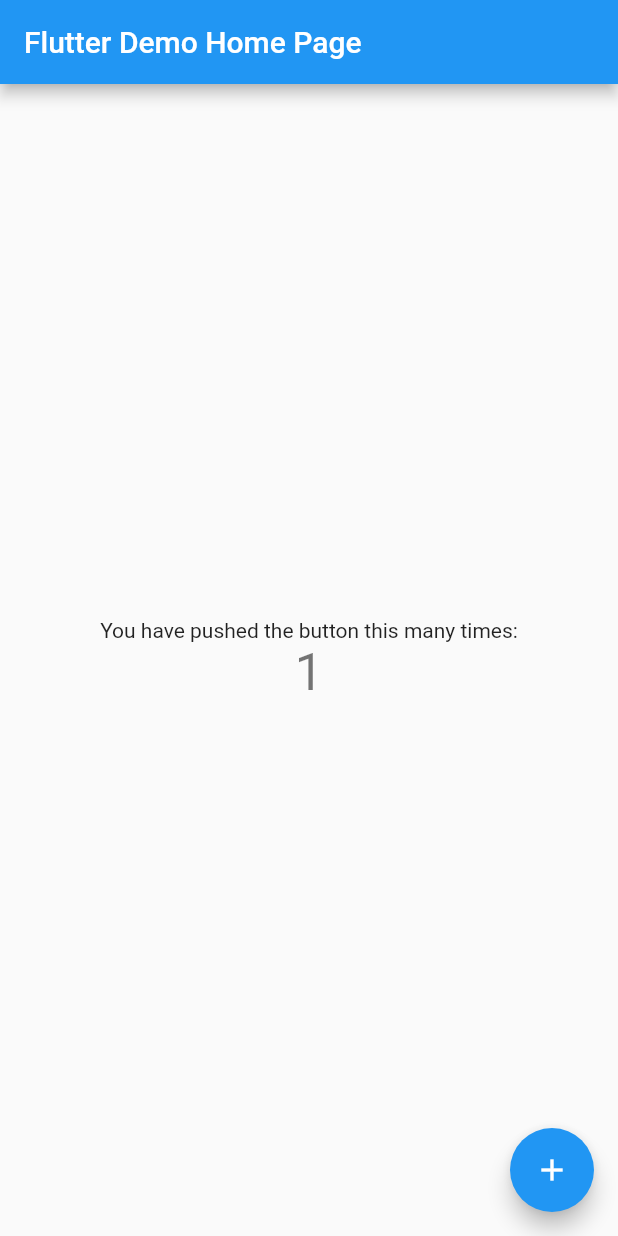
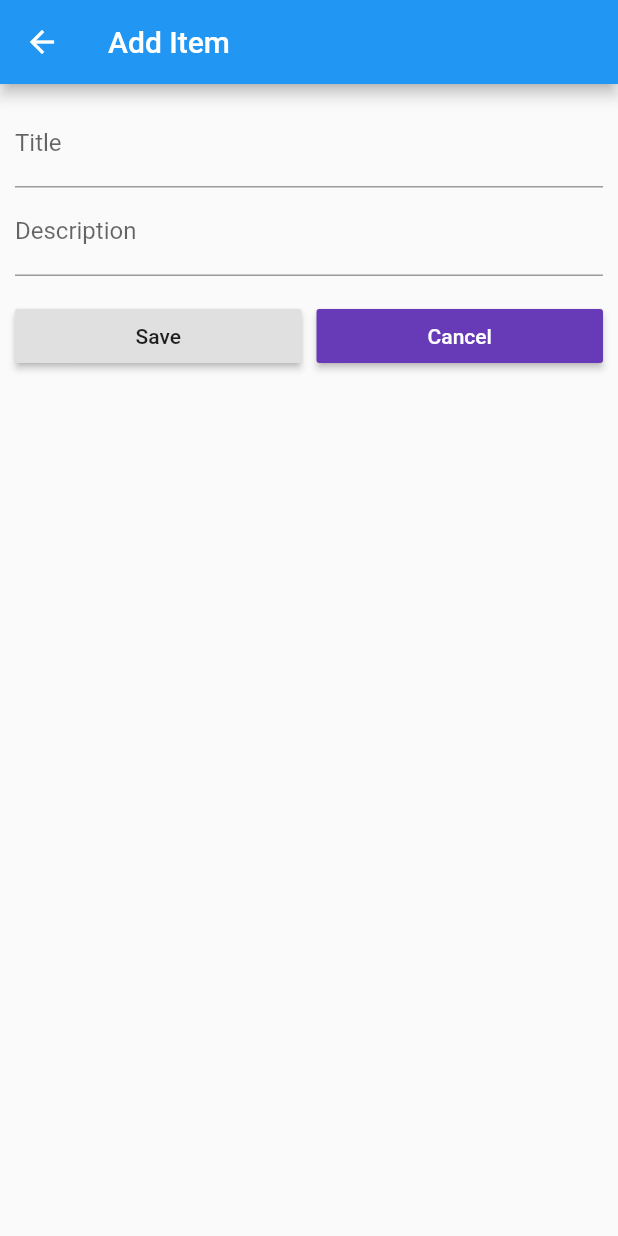
Before and after one commit to manojwy/TODO, a Flutter app: the screen it shows after launch, after a tap on the "add" icon, on a phone screen of 412 x 824 dp. Run offline on Flutter 3.47's test engine with Material 2 defaults, Android fonts, the phone set to English and light mode, and no system bars; our stand-ins replace sqflite; accounts and stored records are empty; statements that could not run were skipped.

Commit message:
Initial working copy

```diff
--- /dev/null
+++ b/lib/data/database.dart
@@ -0,0 +1,96 @@
+import 'dart:async';
+import 'package:sqflite/sqflite.dart';
+import 'package:path/path.dart';
+import '../model/Item.dart';
+
+class DatabaseHelper {
+  static final DatabaseHelper _instance = new DatabaseHelper.internal();
+
+  factory DatabaseHelper() => _instance;
+
+  static Database _connection;
+  String databasePath;
+
+  DatabaseHelper.internal();
+
+  Future<Database> get connection async {
+    if (_connection != null) {
+      return _connection;
+    }
+
+    _connection = await initDatabase();
+
+    return _connection;
+  }
+
+  initDatabase() async {
+    String databasePath = await getDatabasesPath();
+
+    databasePath = join(databasePath, "todo.db");
+//    await deleteDatabase(databasePath);
+    var db = await openDatabase(databasePath, version: 1, onCreate: _onCreate);
+    return db;
+  }
+
+  void getDBPath() async {
+    var d = await connection;
+  }
+
+  void _onCreate(Database db, int version) async {
+    String creatTableSql =
+        'Create table if not exists todo('
+        'id INTEGER PRIMARY KEY AUTOINCREMENT,'
+        'title TEXT,'
+        'description TEXT,'
+        'longitude TEXT, '
+        'latitude TEXT,'
+        'startTime INTEGER,'
+        'endTime INTEGER,'
+        'priority INTEGER);';
+
+    await db.execute(creatTableSql);
+  }
+
+  /// Get a todo item by its id, if there is not entry for that ID, returns null.
+  Future<Item> getItem(int id) async{
+    var db = await connection;
+    var result = await db.rawQuery('SELECT * FROM todo WHERE ${Item.idCol} = "$id"');
+    if(result.length == 0)return null;
+    return Item.from(result[0]);
+  }
+
+  // delete a particular item
+  Future<bool> removeItem(int id) async{
+    var db = await connection;
+    var result = await db.rawQuery('DELETE FROM todo WHERE ${Item.idCol} = $id');
+    return true;
+  }
+
+  Future<bool> addItem({title, description}) async{
+    var db = await connection;
+
+    var insertedTime = DateTime.now().millisecondsSinceEpoch;
+
+    var result = await db.rawQuery('INSERT INTO todo(title, description, startTime) values(\'$title\', \'$description\', $insertedTime)');
+    return true;
+  }
+
+  Future<bool> updateItem({id, title, description}) async{
+    var db = await connection;
+
+    var result = await db.rawQuery('UPDATE todo set title = \'$title\', description = \'$description\' WHERE id = $id');
+    return true;
+  }
+
+
+  /// Get all items, will return a list
+  Future<List<Item>> getAllItems() async{
+    var db = await connection;
+    var result = await db.rawQuery('SELECT * FROM todo order by id asc');
+    List<Item> items = [];
+    for(Map<String, dynamic> item in result) {
+      items.add(Item.from(item));
+    }
+    return items;
+  }
+}
--- /dev/null
+++ b/lib/data/repository.dart
@@ -0,0 +1,18 @@
+import 'dart:async';
+
+import 'database.dart';
+
+class Repository {
+  static final Repository _instance = new Repository.internal();
+
+  factory Repository() => _instance;
+
+  static DatabaseHelper _database;
+
+  Repository.internal();
+
+  static DatabaseHelper getDatabase() {
+    return DatabaseHelper();
+  }
+
+}
--- a/lib/main.dart
+++ b/lib/main.dart
@@ -1,109 +1,80 @@
 import 'package:flutter/material.dart';
+import 'data/repository.dart';
+import 'widgets/todolist.dart';
+import 'widgets/item_viewer.dart';
 
-void main() => runApp(new MyApp());
+void main() => runApp(new TodoApp());
 
-class MyApp extends StatelessWidget {
+class TodoApp extends StatelessWidget {
   // This widget is the root of your application.
   @override
   Widget build(BuildContext context) {
     return new MaterialApp(
-      title: 'Flutter Demo',
-      theme: new ThemeData(
-        // This is the theme of your application.
-        //
-        // Try running your application with "flutter run". You'll see the
-        // application has a blue toolbar. Then, without quitting the app, try
-        // changing the primarySwatch below to Colors.green and then invoke
-        // "hot reload" (press "r" in the console where you ran "flutter run",
-        // or press Run > Flutter Hot Reload in IntelliJ). Notice that the
-        // counter didn't reset back to zero; the application is not restarted.
-        primarySwatch: Colors.blue,
-      ),
-      home: new MyHomePage(title: 'Flutter Demo Home Page'),
-    );
+        title: 'Todo',
+        theme: new ThemeData(
+          primarySwatch: Colors.blue,
+        ),
+        home: TodoListHome());
   }
 }
 
-class MyHomePage extends StatefulWidget {
-  MyHomePage({Key key, this.title}) : super(key: key);
-
-  // This widget is the home page of your application. It is stateful, meaning
-  // that it has a State object (defined below) that contains fields that affect
-  // how it looks.
-
-  // This class is the configuration for the state. It holds the values (in this
-  // case the title) provided by the parent (in this case the App widget) and
-  // used by the build method of the State. Fields in a Widget subclass are
-  // always marked "final".
-
-  final String title;
-
+class TodoListHome extends StatefulWidget {
   @override
-  _MyHomePageState createState() => new _MyHomePageState();
+  _TodoListHomeState createState() => _TodoListHomeState();
 }
 
-class _MyHomePageState extends State<MyHomePage> {
-  int _counter = 0;
+class _TodoListHomeState extends State<TodoListHome> {
+  final _todoListKey = GlobalKey();
 
-  void _incrementCounter() {
-    setState(() {
-      // This call to setState tells the Flutter framework that something has
-      // changed in this State, which causes it to rerun the build method below
-      // so that the display can reflect the updated values. If we changed
-      // _counter without calling setState(), then the build method would not be
-      // called again, and so nothing would appear to happen.
-      _counter++;
-    });
-  }
+  final GlobalKey<ScaffoldState> _scaffoldKey = new GlobalKey<ScaffoldState>();
+
+  BuildContext _ctx;
 
   @override
   Widget build(BuildContext context) {
-    // This method is rerun every time setState is called, for instance as done
-    // by the _incrementCounter method above.
-    //
-    // The Flutter framework has been optimized to make rerunning build methods
-    // fast, so that you can just rebuild anything that needs updating rather
-    // than having to individually change instances of widgets.
-    return new Scaffold(
+    _ctx = context;
+
+    return Scaffold(
+      key: _scaffoldKey,
       appBar: new AppBar(
-        // Here we take the value from the MyHomePage object that was created by
-        // the App.build method, and use it to set our appbar title.
-        title: new Text(widget.title),
+        title: new Text('Todo'),
       ),
       body: new Center(
-        // Center is a layout widget. It takes a single child and positions it
-        // in the middle of the parent.
-        child: new Column(
-          // Column is also layout widget. It takes a list of children and
-          // arranges them vertically. By default, it sizes itself to fit its
-          // children horizontally, and tries to be as tall as its parent.
-          //
-          // Invoke "debug paint" (press "p" in the console where you ran
-          // "flutter run", or select "Toggle Debug Paint" from the Flutter tool
-          // window in IntelliJ) to see the wireframe for each widget.
-          //
-          // Column has various properties to control how it sizes itself and
-          // how it positions its children. Here we use mainAxisAlignment to
-          // center the children vertically; the main axis here is the vertical
-          // axis because Columns are vertical (the cross axis would be
-          // horizontal).
-          mainAxisAlignment: MainAxisAlignment.center,
-          children: <Widget>[
-            new Text(
-              'You have pushed the button this many times:',
-            ),
-            new Text(
-              '$_counter',
-              style: Theme.of(context).textTheme.display1,
-            ),
-          ],
-        ),
+          child: TodoList(
+        key: _todoListKey,
+      )),
+      floatingActionButton: new FloatingActionButton(
+        onPressed: _addNewItem,
+        tooltip: 'Add a new item',
+        child: new Icon(Icons.add),
       ),
-      floatingActionButton: new FloatingActionButton(
-        onPressed: _incrementCounter,
-        tooltip: 'Increment',
-        child: new Icon(Icons.add),
-      ), // This trailing comma makes auto-formatting nicer for build methods.
     );
   }
+
+  _addNewItem() async {
+    print("_addNewItem");
+//    Repository.getDatabase().addItem();
+//
+
+//
+//
+//
+//    final snackBar = SnackBar(
+//        content: new Text('This is the Snackbar...')
+//    );
+//
+////    Scaffold.of(_ctx).showSnackBar(snackBar);
+//    _scaffoldKey.currentState.showSnackBar(snackBar);
+
+    bool result =
+        await Navigator.push(context, MaterialPageRoute(builder: (context) {
+      return ItemViewer();
+    }));
+
+    if (result == true) {
+      _todoListKey.currentState.didChangeDependencies();
+      //final snackBar = SnackBar(content: new Text('New item added'));
+      //_scaffoldKey.currentState.showSnackBar(snackBar);
+    }
+  }
 }
--- /dev/null
+++ b/lib/model/Item.dart
@@ -0,0 +1,81 @@
+import 'package:meta/meta.dart';
+
+enum Priority { high, medium, low }
+
+class Item {
+//  1. title:TEXT
+//  2. description: TEXT
+//  3. longitude: TEXT
+//  4. latitude: TEXT
+//  5. start time: DateTime
+//  6. end time: DateTime
+//  7. priority: Priority
+
+  static final idCol = "id";
+  static final titleCol = "title";
+  static final descriptionCol = "description";
+  static final longitudeCol = "longitude";
+  static final latitudeCol = "latitude";
+  static final startTimeCol = "startTime";
+  static final endTimeCol = "endTime";
+  static final priorityCol = "priority";
+
+  int id;
+  String title;
+  String description;
+  String longitude;
+  String latitude;
+  DateTime startTime;
+  DateTime endTime;
+  Priority priority;
+
+  Item(
+      {@required this.title,
+      this.description,
+      this.longitude,
+      this.latitude,
+      @required this.startTime,
+      this.endTime,
+      this.priority});
+
+  Item.from(Map<String, dynamic> map) {
+
+    if (map[idCol] != null) {
+      this.id = map[idCol];
+    }
+
+    this.title = '';
+    if (map[titleCol] != null) {
+      this.title = map[titleCol];
+    }
+
+    this.description = '';
+    if (map[descriptionCol] != null) {
+      this.description = map[descriptionCol];
+    }
+
+    this.longitude = '';
+    if (map[longitudeCol] != null) {
+      this.title = map[longitudeCol];
+    }
+
+    this.latitude = '';
+    if (map[latitudeCol] != null) {
+      this.title = map[latitudeCol];
+    }
+
+    var timestamp = map[startTimeCol];
+    this.startTime =
+        DateTime.fromMicrosecondsSinceEpoch(timestamp, isUtc: true);
+
+    timestamp = map[endTimeCol];
+    if (timestamp != null) {
+      this.endTime = this.startTime;
+    }
+
+    this.priority = Priority.low;
+    if (map[priorityCol] != null) {
+      this.priority = map[priorityCol];
+    }
+  }
+}
--- /dev/null
+++ b/lib/widgets/item_viewer.dart
@@ -0,0 +1,147 @@
+import 'dart:async';
+import 'package:flutter/material.dart';
+import '../model/Item.dart';
+import '../data/repository.dart';
+
+class ItemViewer extends StatefulWidget {
+  final Item item;
+
+  ItemViewer({this.item});
+
+  @override
+  _ItemViewerState createState() => _ItemViewerState(this.item);
+}
+
+class _ItemViewerState extends State<ItemViewer> {
+  final _formKey = GlobalKey<FormState>();
+  Item item;
+
+  _ItemViewerState(this.item);
+  TextEditingController titleController = TextEditingController();
+  TextEditingController descriptionController = TextEditingController();
+
+  String appbarTitle = "Add Item";
+
+  @override
+  void initState() {
+    super.initState();
+
+    if (item == null) {
+      item = Item(title: '', startTime: DateTime.now());
+      item.description = '';
+    } else {
+      appbarTitle = "Edit Item";
+    }
+  }
+
+  void saveItem() async {
+    Navigator.pop(context, true);
+
+    print(item.title);
+    print(item.description);
+
+    if (item.id == null) {
+      //fire an insert
+      await Repository.getDatabase()
+          .addItem(title: item.title, description: item.description);
+    } else {
+      // fire an update
+      await Repository.getDatabase().updateItem(
+          id: item.id, title: item.title, description: item.description);
+    }
+  }
+
+  @override
+  Widget build(BuildContext context) {
+    titleController.text = item.title;
+    descriptionController.text = item.description;
+
+    return Scaffold(
+      appBar: new AppBar(
+        title: Text(appbarTitle),
+      ),
+      body: Form(
+        key: _formKey,
+        child: Padding(
+          padding: EdgeInsets.only(top: 10.0, right: 10.0, left: 10.0),
+          child: Column(
+              crossAxisAlignment: CrossAxisAlignment.start,
+              children: <Widget>[
+                TextFormField(
+                  decoration: InputDecoration(labelText: 'Title'),
+//                  initialValue: item.title,
+                  controller: titleController,
+                  validator: (value) {
+                    print('validator Title $value');
+                    if (value.isEmpty) {
+                      return 'Title should be non empty';
+                    }
+                    item.title = value;
+                    setState(() {
+
+                    });
+                  },
+                  onFieldSubmitted: (value) {
+                    print('onFieldSubmitted Title $value');
+                    item.title = value;
+                    setState(() {
+                    });
+                  },
+                ),
+                TextFormField(
+                  decoration: InputDecoration(labelText: 'Description'),
+//                  initialValue: item.description,
+                  controller: descriptionController,
+                  validator: (value) {
+                    item.description = value;
+                    setState(() {
+                    });
+                  },
+                  onFieldSubmitted: (value) {
+                    item.description = value;
+                    setState(() {
+
+                    });
+
+                  },
+                ),
+                Padding(
+                  padding: const EdgeInsets.symmetric(vertical: 16.0),
+                  child: Row(
+                    children: <Widget>[
+                      Expanded(
+                        child: RaisedButton(
+                          onPressed: () {
+                            // Validate will return true if the form is valid, or false if
+                            // the form is invalid.
+                            if (_formKey.currentState.validate()) {
+                              saveItem();
+                            }
+                          },
+                          child: Text('Save'),
+                        ),
+                      ),
+                      Container(
+                        width: 10.0,
+                      ),
+                      Expanded(
+                        child: RaisedButton(
+                          color: Colors.deepPurple,
+                          child: Text("Cancel"),
+                          textColor: Colors.white,
+                          splashColor: Colors.yellow,
+                          onPressed: () {
+                            debugPrint("Cancel Button pressed");
+                            Navigator.pop(context, false);
+                          },
+                        ),
+                      ),
+                    ],
+                  ),
+                ),
+              ]),
+        ),
+      ),
+    );
+  }
+}
--- /dev/null
+++ b/lib/widgets/todolist.dart
@@ -0,0 +1,90 @@
+import 'dart:async';
+import 'package:flutter/material.dart';
+import '../model/Item.dart';
+import '../data/repository.dart';
+import 'item_viewer.dart';
+
+class TodoList extends StatefulWidget {
+  TodoList({Key key}) : super(key: key);
+
+  void refresh() {}
+
+  @override
+  _TodoListState createState() => _TodoListState();
+}
+
+class _TodoListState extends State<TodoList> {
+  List<Item> _items = [];
+
+  @override
+  void initState() {
+    super.initState();
+    getUpdatedList();
+  }
+
+  @override
+  void didChangeDependencies() {
+    super.didChangeDependencies();
+    getUpdatedList();
+  }
+
+  void getUpdatedList() async {
+    print('getUpdatedList  start');
+    await Repository.getDatabase().getDBPath();
+
+    List<Item> allItems = await Repository.getDatabase().getAllItems();
+
+    setState(() {
+      _items = allItems;
+    });
+  }
+
+  void _deleteItem(int id) async {
+    print('_deleteItem: $id');
+    await Repository.getDatabase().removeItem(id);
+    getUpdatedList();
+  }
+
+  void _showDetail(Item item) async {
+    print('_showDetail: ${item.id}');
+    bool result = await Navigator.push(context, MaterialPageRoute(builder: (context) {
+      return ItemViewer(item:item);
+    }));
+
+    if (result == true) {
+      didChangeDependencies();
+    }
+
+  }
+
+  @override
+  Widget build(BuildContext context) {
+    if (_items.length == 0) {
+      return Text("Empty");
+    } else {
+      return ListView(
+          children: _items
+              .map((item) => Card(
+                  color: Colors.white,
+                  elevation: 1.0,
+                  child: ListTile(
+                      leading: CircleAvatar(
+                          backgroundColor: Colors.green,
+                          child: Icon(Icons.play_arrow)),
+                      title: Text(item.title),
+                      subtitle: Text(item.description ?? ''),
+                      trailing: GestureDetector(
+                          child: const Icon(Icons.delete, color: Colors.grey),
+                          onTap: () {
+                            print("Pressed Delete");
+                            _deleteItem(item.id);
+                          }),
+                      onTap: () {
+                        /* react to the tile being tapped */
+                        print('open details view');
+                        _showDetail(item);
+                      })))
+              .toList());
+    }
+  }
+}
--- a/pubspec.yaml
+++ b/pubspec.yaml
@@ -19,6 +19,8 @@ dependencies:
   # The following adds the Cupertino Icons font to your application.
   # Use with the CupertinoIcons class for iOS style icons.
   cupertino_icons: ^0.1.2
+  sqflite: any
+  path_provider: any
 
 dev_dependencies:
   flutter_test:
```
Also changed, not shown: lib/data/network.dart (added), 1 other file.
